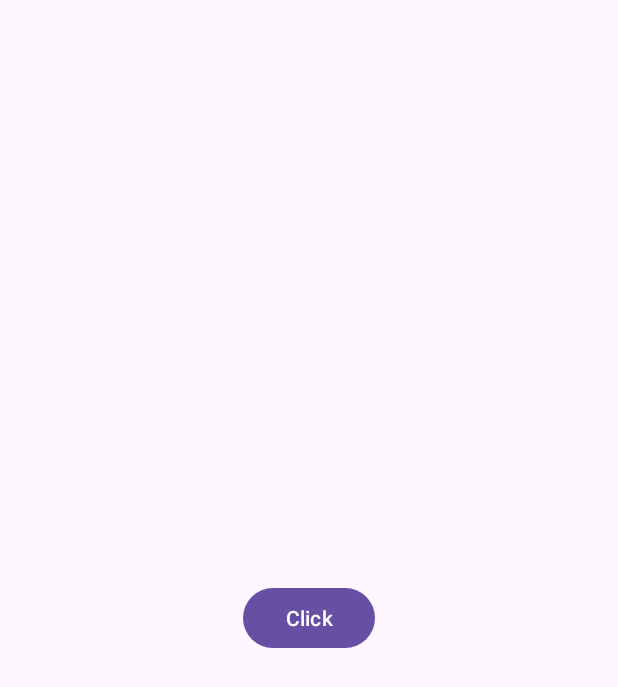
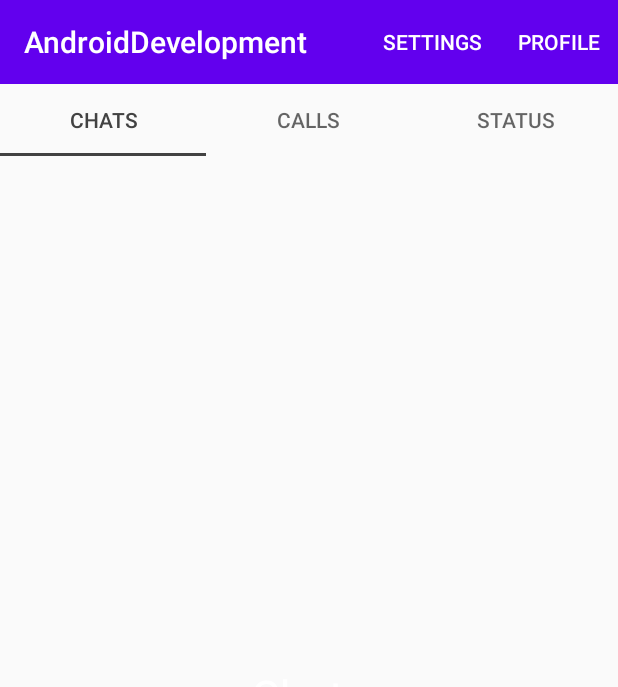
Before and after one commit to khandyana-madhuri/AndroidDevelopment, an Android app: the screen it shows after launch (MainActivity), on a phone screen of 412 x 824 dp. Shown: the top 687 px of the screen. Run offline under Robolectric (Android 15) with nearby library versions, the phone set to English and light mode, and no system bars.

Commit message:
TabLayout app with a toolbar, menu, tab layout and fragments.

```diff
--- a/app/src/main/AndroidManifest.xml
+++ b/app/src/main/AndroidManifest.xml
@@ -10,7 +10,7 @@
         android:label="@string/app_name"
         android:roundIcon="@mipmap/ic_launcher_round"
         android:supportsRtl="true"
-        android:theme="@style/Theme.AndroidDevelopment"
+        android:theme="@style/CustomToolbarStyle"
         tools:targetApi="31">
         <activity
             android:name=".MainActivity"
--- /dev/null
+++ b/app/src/main/java/com/example/androiddevelopment/FirstFragment.kt
@@ -0,0 +1,19 @@
+package com.example.androiddevelopment
+
+import android.os.Bundle
+import androidx.fragment.app.Fragment
+import android.view.LayoutInflater
+import android.view.View
+import android.view.ViewGroup
+
+class FirstFragment : Fragment() {
+
+    override fun onCreateView(
+        inflater: LayoutInflater, container: ViewGroup?,
+        savedInstanceState: Bundle?
+    ): View? {
+        // Inflate the layout for this fragment
+        return inflater.inflate(R.layout.fragment_first, container, false)
+    }
+
+}
--- a/app/src/main/java/com/example/androiddevelopment/MainActivity.kt
+++ b/app/src/main/java/com/example/androiddevelopment/MainActivity.kt
@@ -1,21 +1,82 @@
 package com.example.androiddevelopment
 
+import android.graphics.Color
 import android.os.Bundle
-import androidx.activity.enableEdgeToEdge
+import android.text.SpannableString
+import android.text.style.ForegroundColorSpan
+import android.view.Menu
+import android.view.MenuItem
+import android.widget.Toast
 import androidx.appcompat.app.AppCompatActivity
-import androidx.core.view.ViewCompat
-import androidx.core.view.WindowInsetsCompat
+import androidx.appcompat.widget.Toolbar
+import com.google.android.material.tabs.TabLayout
 
 
 class MainActivity : AppCompatActivity() {
     override fun onCreate(savedInstanceState: Bundle?) {
         super.onCreate(savedInstanceState)
-        enableEdgeToEdge()
         setContentView(R.layout.activity_main)
-        ViewCompat.setOnApplyWindowInsetsListener(findViewById(R.id.main)) { v, insets ->
-            val systemBars = insets.getInsets(WindowInsetsCompat.Type.systemBars())
-            v.setPadding(systemBars.left, systemBars.top, systemBars.right, systemBars.bottom)
-            insets
+
+        val toolBar = findViewById<Toolbar>(R.id.toolBar)
+        val tabLayout = findViewById<TabLayout>(R.id.tabLayout)
+
+        setSupportActionBar(toolBar)
+
+        supportFragmentManager.beginTransaction()
+            .replace(R.id.fragmentContainer, FirstFragment())
+            .commit()
+
+        tabLayout.addTab(tabLayout.newTab().setText("Chats"))
+        tabLayout.addTab(tabLayout.newTab().setText("Calls"))
+        tabLayout.addTab(tabLayout.newTab().setText("Status"))
+
+        tabLayout.addOnTabSelectedListener(object: TabLayout.OnTabSelectedListener {
+            override fun onTabSelected(tab: TabLayout.Tab?) {
+                val fragment = when(tab?.position) {
+                    0 -> FirstFragment()
+                    1 -> SecondFragment()
+                    2 -> ThirdFragment()
+                    else -> FirstFragment()
+                }
+
+                supportFragmentManager.beginTransaction()
+                    .replace(R.id.fragmentContainer, fragment)
+                    .commit()
+            }
+
+            override fun onTabUnselected(tab: TabLayout.Tab?) {}
+
+            override fun onTabReselected(tab: TabLayout.Tab?) {}
+        })
+    }
+
+    override fun onCreateOptionsMenu(menu: Menu?) : Boolean {
+
+        menuInflater.inflate(R.menu.toolbar_menu, menu)
+
+        // change the text color of the menu.
+        for(i in 0 until (menu?.size() ?: 0)) {
+            val menuItem = menu?.getItem(i)
+            val spannable = SpannableString(menuItem?.title)
+            spannable.setSpan(ForegroundColorSpan(Color.WHITE), 0, spannable.length, 0)
+            menuItem?.title = spannable
+        }
+
+        return true
+    }
+
+    override fun onOptionsItemSelected(item: MenuItem) : Boolean {
+        return when(item.itemId) {
+            R.id.settings -> {
+                Toast.makeText(this, "Selected Settings", Toast.LENGTH_SHORT).show()
+                true
+            }
+            R.id.profile -> {
+                Toast.makeText(this, "Selected Profile", Toast.LENGTH_SHORT).show()
+                true
+            }
+            else -> super.onOptionsItemSelected(item)
         }
     }
+
 }
--- a/app/src/main/res/layout/activity_main.xml
+++ b/app/src/main/res/layout/activity_main.xml
@@ -7,13 +7,36 @@
     android:layout_height="match_parent"
     tools:context=".MainActivity">
 
-    <Button
-        android:layout_width="wrap_content"
+    <androidx.appcompat.widget.Toolbar
+        android:id="@+id/toolBar"
+        android:layout_width="match_parent"
         android:layout_height="wrap_content"
-        android:text="Click"
+        android:background="@color/design_default_color_primary"
+        app:titleTextColor="@color/white"
+        app:title="@string/app_name"
+        app:layout_constraintStart_toStartOf="parent"
+        app:layout_constraintEnd_toEndOf="parent"
+        android:theme="@style/CustomToolbarStyle"
+        app:popupTheme="@style/CustomToolbarStyle"
+        app:layout_constraintTop_toTopOf="parent"/>
+
+    <com.google.android.material.tabs.TabLayout
+        android:id="@+id/tabLayout"
+        android:layout_width="match_parent"
+        android:layout_height="wrap_content"
+        app:layout_constraintStart_toStartOf="parent"
+        app:layout_constraintEnd_toEndOf="parent"
+        app:layout_constraintTop_toBottomOf="@+id/toolBar"
+        app:tabIndicatorColor="@color/cardview_dark_background"
+        app:tabSelectedTextColor="@color/cardview_dark_background"/>
+
+    <FrameLayout
+        android:id="@+id/fragmentContainer"
+        android:layout_width="match_parent"
+        android:layout_height="0dp"
+        app:layout_constraintStart_toStartOf="parent"
+        app:layout_constraintEnd_toEndOf="parent"
         app:layout_constraintBottom_toBottomOf="parent"
-        app:layout_constraintEnd_toEndOf="parent"
-        app:layout_constraintStart_toStartOf="parent"
-        app:layout_constraintTop_toTopOf="parent" />
+        app:layout_constraintTop_toBottomOf="@+id/tabLayout"/>
 
 </androidx.constraintlayout.widget.ConstraintLayout>
--- /dev/null
+++ b/app/src/main/res/layout/fragment_first.xml
@@ -0,0 +1,16 @@
+<?xml version="1.0" encoding="utf-8"?>
+<FrameLayout xmlns:android="http://schemas.android.com/apk/res/android"
+    xmlns:tools="http://schemas.android.com/tools"
+    android:layout_width="match_parent"
+    android:layout_height="match_parent"
+    tools:context=".FirstFragment">
+
+    <!-- TODO: Update blank fragment layout -->
+    <TextView
+        android:layout_width="match_parent"
+        android:layout_height="match_parent"
+        android:textSize="30sp"
+        android:gravity="center"
+        android:text="Chats" />
+
+</FrameLayout>
--- /dev/null
+++ b/app/src/main/res/menu/toolbar_menu.xml
@@ -0,0 +1,15 @@
+<?xml version="1.0" encoding="utf-8"?>
+<menu xmlns:android="http://schemas.android.com/apk/res/android"
+    xmlns:app="http://schemas.android.com/apk/res-auto">
+
+    <item
+        android:title="Settings"
+        app:showAsAction="ifRoom"
+        android:id="@+id/settings"/>
+
+    <item
+        android:title="Profile"
+        app:showAsAction="ifRoom"
+        android:id="@+id/profile"/>
+
+</menu>
--- a/app/src/main/res/values/strings.xml
+++ b/app/src/main/res/values/strings.xml
@@ -1,3 +1,5 @@
 <resources>
     <string name="app_name">AndroidDevelopment</string>
+    <!-- TODO: Remove or change this placeholder text -->
+    <string name="hello_blank_fragment">Hello blank fragment</string>
 </resources>
--- /dev/null
+++ b/app/src/main/res/values/style.xml
@@ -0,0 +1,6 @@
+<?xml version="1.0" encoding="utf-8"?>
+<resources>
+    <style name="CustomToolbarStyle" parent="Theme.AppCompat.Light.NoActionBar">
+        <item name="android:textColor">@color/white</item> <!-- Menu item text color -->
+    </style>
+</resources>
```
Also changed, not shown: app/src/main/java/com/example/androiddevelopment/SecondFragment.kt (added, +18 -0 lines), app/src/main/java/com/example/androiddevelopment/ThirdFragment.kt (added, +18 -0 lines), app/src/main/res/layout/fragment_second.xml (added, +16 -0 lines), app/src/main/res/layout/fragment_third.xml (added, +16 -0 lines).
